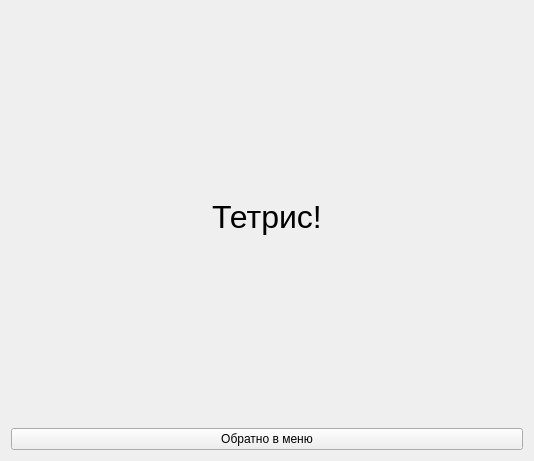
This is UI/tetris_view.ui in KinitoSs/Tetris-App as Qt 5 draws it before an edit. The edited form follows.
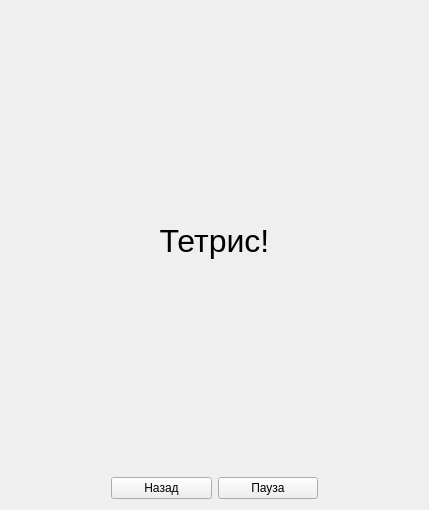
This is the edited form.

```diff
--- a/UI/tetris_view.ui
+++ b/UI/tetris_view.ui
@@ -6,8 +6,8 @@
    <rect>
     <x>0</x>
     <y>0</y>
-    <width>534</width>
-    <height>461</height>
+    <width>429</width>
+    <height>510</height>
    </rect>
   </property>
   <property name="windowTitle">
@@ -15,7 +15,10 @@
   </property>
   <layout class="QVBoxLayout" name="verticalLayout_2">
    <item>
-    <layout class="QVBoxLayout" name="verticalLayout">
+    <layout class="QVBoxLayout" name="verticalLayout" stretch="9,1">
+     <property name="sizeConstraint">
+      <enum>QLayout::SetDefaultConstraint</enum>
+     </property>
      <item>
       <widget class="QLabel" name="label">
        <property name="font">
@@ -32,11 +35,63 @@
       </widget>
      </item>
      <item>
-      <widget class="QPushButton" name="toMenuViewButton">
-       <property name="text">
-        <string>Обратно в меню</string>
+      <layout class="QHBoxLayout" name="horizontalLayout">
+       <property name="spacing">
+        <number>6</number>
        </property>
-      </widget>
+       <item>
+        <spacer name="horizontalSpacer">
+         <property name="orientation">
+          <enum>Qt::Horizontal</enum>
+         </property>
+         <property name="sizeHint" stdset="0">
+          <size>
+           <width>40</width>
+           <height>20</height>
+          </size>
+         </property>
+        </spacer>
+       </item>
+       <item>
+        <widget class="QPushButton" name="toMenuViewButton">
+         <property name="sizePolicy">
+          <sizepolicy hsizetype="Expanding" vsizetype="Fixed">
+           <horstretch>0</horstretch>
+           <verstretch>0</verstretch>
+          </sizepolicy>
+         </property>
+         <property name="text">
+          <string>Назад</string>
+         </property>
+        </widget>
+       </item>
+       <item>
+        <widget class="QPushButton" name="pauseButton">
+         <property name="sizePolicy">
+          <sizepolicy hsizetype="Expanding" vsizetype="Fixed">
+           <horstretch>0</horstretch>
+           <verstretch>0</verstretch>
+          </sizepolicy>
+         </property>
+         <property name="text">
+          <string>Пауза</string>
+         </property>
+        </widget>
+       </item>
+       <item>
+        <spacer name="horizontalSpacer_2">
+         <property name="orientation">
+          <enum>Qt::Horizontal</enum>
+         </property>
+         <property name="sizeHint" stdset="0">
+          <size>
+           <width>40</width>
+           <height>20</height>
+          </size>
+         </property>
+        </spacer>
+       </item>
+      </layout>
      </item>
     </layout>
    </item>
```
